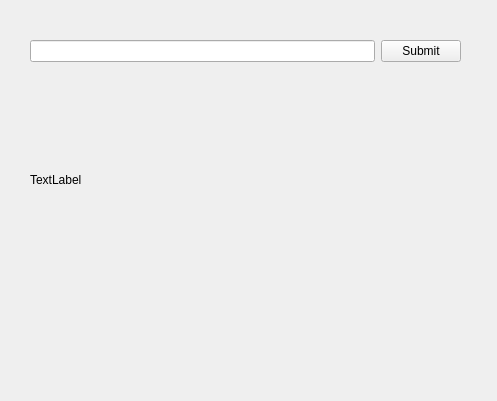
This is class_sample/class_demo.ui in Ohio-University-CS/instruction-et2100 as Qt 5 draws it before an edit. The edited form follows.
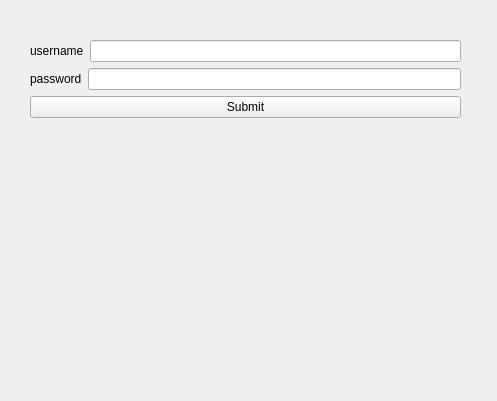
This is the edited form.

Diff of the .ui file:
```diff
--- a/class_sample/class_demo.ui
+++ b/class_sample/class_demo.ui
@@ -25,22 +25,50 @@
    <layout class="QVBoxLayout" name="verticalLayout">
     <item>
      <layout class="QHBoxLayout" name="horizontalLayout">
+      <item>
+       <widget class="QLabel" name="username_label">
+        <property name="text">
+         <string>username</string>
+        </property>
+       </widget>
+      </item>
       <item>
        <widget class="QLineEdit" name="username_input"/>
       </item>
+     </layout>
+    </item>
+    <item>
+     <layout class="QHBoxLayout" name="horizontalLayout_2">
       <item>
-       <widget class="QPushButton" name="submit_button">
+       <widget class="QLabel" name="password_label">
         <property name="text">
-         <string>Submit</string>
+         <string>password</string>
         </property>
        </widget>
       </item>
+      <item>
+       <widget class="QLineEdit" name="password_input"/>
+      </item>
      </layout>
     </item>
+    <item>
+     <widget class="QPushButton" name="submit_button">
+      <property name="text">
+       <string>Submit</string>
+      </property>
+     </widget>
+    </item>
+    <item>
+     <widget class="QLabel" name="username_text">
+      <property name="text">
+       <string/>
+      </property>
+     </widget>
+    </item>
     <item>
      <widget class="QLabel" name="feedback_text">
       <property name="text">
-       <string>TextLabel</string>
+       <string/>
       </property>
      </widget>
     </item>
```
